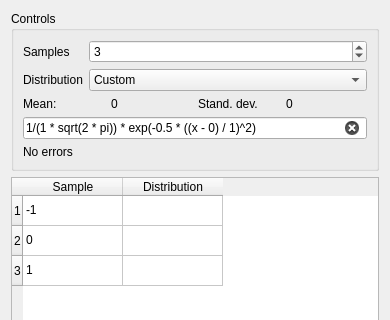
This is src/app/gui/UI/ControlWidget.ui in alexe-mgn/SampleDistributionTester as Qt 5 draws it before an edit; both pictures show x 0 to 390 and y 0 to 320 of the 390 by 568 pixel window. The edited form follows.
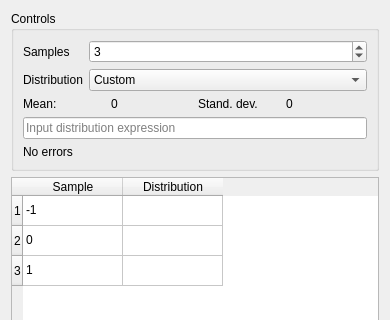
This is the edited form.

What changed in the file:
```diff
--- a/src/app/gui/UI/ControlWidget.ui
+++ b/src/app/gui/UI/ControlWidget.ui
@@ -100,7 +100,7 @@
       <item>
        <widget class="QLineEdit" name="inputCustomDistribution">
         <property name="text">
-         <string>1/(1 * sqrt(2 * pi)) * exp(-0.5 * ((x - 0) / 1)^2)</string>
+         <string/>
         </property>
         <property name="placeholderText">
          <string>Input distribution expression</string>
```
